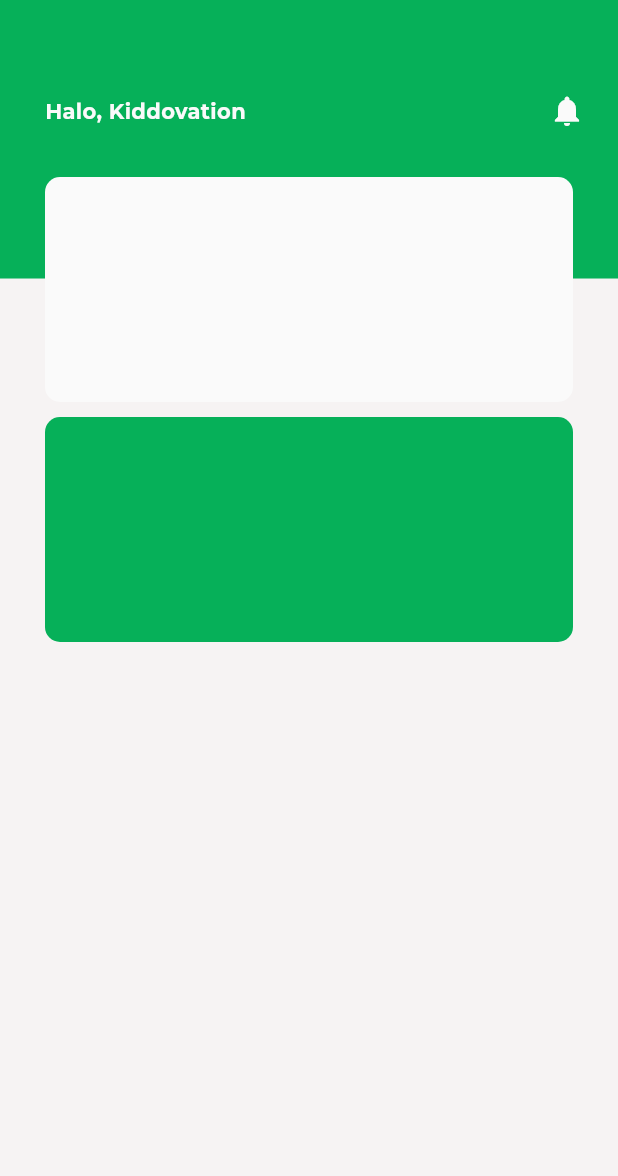
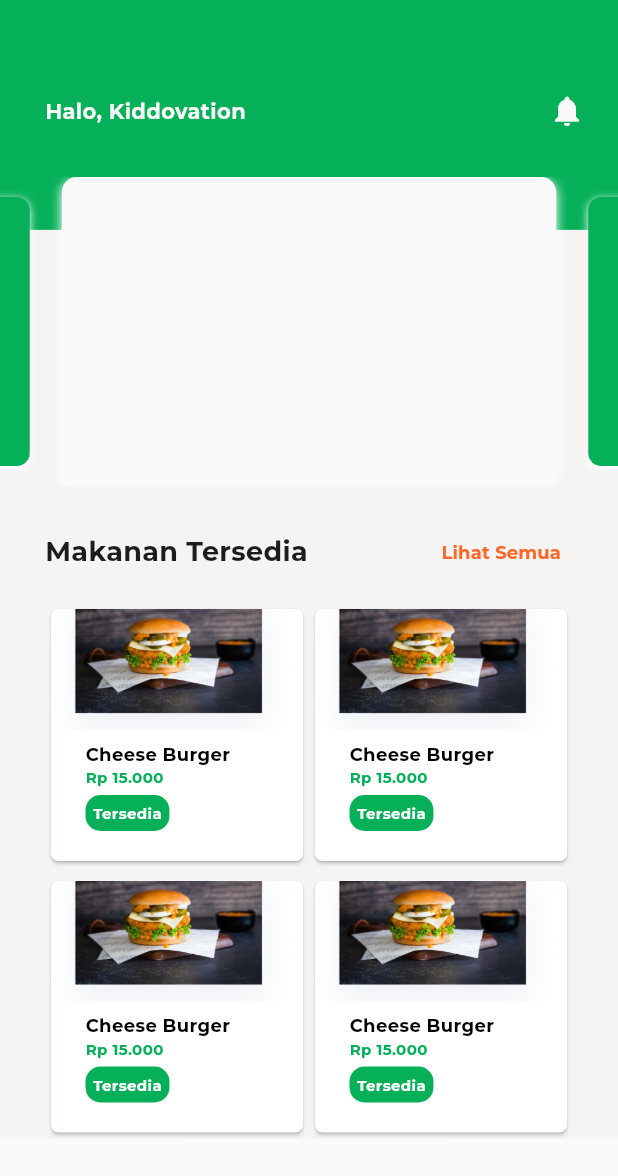
Before and after one commit to Trace2Treat/Application, a Flutter app: the DashboardPage screen opened directly, on a phone screen of 412 x 824 dp. Shown: the top 1176 px of the screen. Run offline on Flutter 3.47's test engine with Material 3 defaults, Android fonts, the light colour scheme and no system bars; drawn by our look-alikes of carousel_slider; our stand-ins replace connectivity_plus, google_fonts, lottie; missing offline and left inert: bottom_navigation_view.

Commit message:
update dashboard page

```diff
--- a/lib/pages/dashboard_page.dart
+++ b/lib/pages/dashboard_page.dart
@@ -1,4 +1,5 @@
 import 'package:flutter/material.dart';
+import 'package:carousel_slider/carousel_slider.dart';
 import '../theme/app_colors.dart';
 
 class DashboardPage extends StatefulWidget {
@@ -12,14 +13,10 @@ class _DashboardPageState extends State<DashboardPage> {
   String name = 'Kiddovation';
 
   @override
-  void initState() {
-    super.initState();
-  }
-
-  @override
   Widget build(BuildContext context) {
     return Scaffold(
-      body: Container(
+      body: SingleChildScrollView(
+        child: Container(
           width: double.infinity,
           decoration: BoxDecoration(
             image: DecorationImage(
@@ -27,11 +24,11 @@ class _DashboardPageState extends State<DashboardPage> {
               fit: BoxFit.cover,
             ),
           ),
-            child: Padding(
-              padding: const EdgeInsets.only(left: 30, right: 10, top: 50, bottom: 20),
           child: Column(
               children: [
-                  Row(
+                Padding(
+                  padding: EdgeInsets.only(left: 30, right: 10, top: 50),
+                  child: Row(
                     mainAxisAlignment: MainAxisAlignment.start,
                     children: [
                       Text(
@@ -54,33 +51,132 @@ class _DashboardPageState extends State<DashboardPage> {
                       ),
                     ],
                   ),
+                ),
                 const SizedBox(height: 20),
-                  Container(
-                    height: 150,
-                    margin: const EdgeInsets.only(right: 20),
-                    width: double.infinity,
-                    decoration: BoxDecoration(
-                      color: AppColors.white,
-                      borderRadius: BorderRadius.circular(10),
+                CarouselSlider(
+                  options: CarouselOptions(
+                    autoPlay: true,
+                    aspectRatio: 2.0,
+                    enlargeCenterPage: true,
                   ),
-                    child: Text(''),
+                  items: [
+                    buildContainer(AppColors.white),
+                    buildContainer(AppColors.primary),
+                    buildContainer(AppColors.white),
+                    buildContainer(AppColors.primary),
+                    buildContainer(AppColors.white),
+                    buildContainer(AppColors.primary),
+                  ],
+                ),
+                const SizedBox(height: 20),
+                Padding(
+                  padding: const EdgeInsets.symmetric(horizontal: 30),
+                  child: Column(
+                    children: [
+                      Row(
+                        mainAxisAlignment: MainAxisAlignment.spaceBetween,
+                        children: [
+                          Text('Makanan Tersedia', style: TextStyle(fontSize: 18, fontWeight: FontWeight.bold)),
+                          TextButton(onPressed: (){}, child: Text('Lihat Semua', style: TextStyle(fontSize: 12, fontWeight: FontWeight.bold, color: AppColors.secondary)))
+                        ]
                       ),
                       const SizedBox(height: 10),
+                      GridView.builder(
+                        physics: NeverScrollableScrollPhysics(),
+                        shrinkWrap: true,
+                        gridDelegate: const SliverGridDelegateWithFixedCrossAxisCount(
+                          crossAxisCount: 2,
+                          mainAxisSpacing: 5,
+                        ),
+                        itemCount: 4,
+                        itemBuilder: (context, index) {
+                          return Card(
+                            shape: RoundedRectangleBorder(
+                              borderRadius: BorderRadius.circular(5),
+                            ),
+                            child: Column(
+                              crossAxisAlignment: CrossAxisAlignment.stretch,
+                              children: [
+                                Image.asset(
+                                  'assets/defaultmakanan.png',
+                                  fit: BoxFit.cover,
+                                  width: double.infinity,
+                                  height: 80,
+                                ),
+                                const SizedBox(height: 8),
+                                Padding(
+                                  padding: const EdgeInsets.symmetric(horizontal: 23),
+                                  child: Column(
+                                    crossAxisAlignment: CrossAxisAlignment.start,
+                                    children: [
+                                      Text(
+                                        'Cheese Burger',
+                                        style: TextStyle(
+                                          color: Colors.black,
+                                          fontSize: 12,
+                                          fontWeight: FontWeight.bold,
+                                        ),
+                                      ),
+                                      Text(
+                                        'Rp 15.000',
+                                        style: TextStyle(
+                                          color: AppColors.primary,
+                                          fontSize: 10,
+                                          fontWeight: FontWeight.bold
+                                        ),
+                                      ),
                                       Container(
-                    height: 150,
-                    margin: const EdgeInsets.only(right: 20),
-                    width: double.infinity,
+                                        padding: EdgeInsets.all(5),
+                                        margin: EdgeInsets.symmetric(vertical: 5),
                                         decoration: BoxDecoration(
                                           color: AppColors.primary,
                                           borderRadius: BorderRadius.circular(10),
                                         ),
-                    child: Text(''),
+                                        child: Text(
+                                          'Tersedia',
+                                          style: TextStyle(
+                                            color: Colors.white,
+                                            fontSize: 10,
+                                            fontWeight: FontWeight.bold,
                                           ),
-
+                                        ),
+                                      ),
+                                    ],
+                                  ),
+                                ),
+                              ],
+                            ),
+                          );
+                        },
+                      ),
+                    ],
+                  )
+                )
               ],
             ),
         ),
       ),
     );
   }
+
+  Widget buildContainer(Color color) {
+    return Container(
+      height: 150,
+      width: double.infinity,
+      decoration: BoxDecoration(
+        color: color,
+        borderRadius: BorderRadius.circular(10),
+        boxShadow: const [
+          BoxShadow(
+            color: Colors.white,
+            blurRadius: 5,
+            offset: Offset(0, 2),
+          ),
+        ],
+      ),
+      child: Center(
+        child: Text(''),
+      ),
+    );
   }
+}
--- a/lib/pages/home_page.dart
+++ b/lib/pages/home_page.dart
@@ -1,10 +1,10 @@
 import 'package:flutter/material.dart';
 import 'package:bottom_navigation_view/bottom_navigation_view.dart';
-import '../theme/app_colors.dart';
 import 'dashboard_page.dart';
 // import 'search_page.dart';
 // import 'favorite_page.dart';
 // import 'profile_page.dart';
+import '../theme/app_colors.dart';
 
 class HomePage extends StatefulWidget {
   const HomePage({Key? key}) : super(key: key);
@@ -66,10 +66,26 @@ class _HomePageState extends State<HomePage> with SingleTickerProviderStateMixin
               },
               type: BottomNavigationBarType.fixed,
               items: const [
-                BottomNavigationBarItem(label: 'Home', icon: Icon(Icons.home_outlined, color: AppColors.primary)),
-                BottomNavigationBarItem(label: 'Search', icon: Icon(Icons.search, color: AppColors.primary)),
-                BottomNavigationBarItem(label: 'Favorite', icon: Icon(Icons.favorite_border_outlined, color: AppColors.primary)),
-                BottomNavigationBarItem(label: 'Profile', icon: Icon(Icons.person_2_outlined, color: AppColors.primary)),
+                BottomNavigationBarItem(
+                  label: 'Home',
+                  icon: Icon(Icons.home_outlined, color: AppColors.primary),
+                  activeIcon: Icon(Icons.home, color: AppColors.primary)
+                ),
+                BottomNavigationBarItem(
+                  label: 'Search',
+                  icon: Icon(Icons.search, color: AppColors.primary),
+                  activeIcon: Icon(Icons.search, color: AppColors.primary)
+                ),
+                BottomNavigationBarItem(
+                  label: 'Favorite',
+                  icon: Icon(Icons.favorite_border_outlined, color: AppColors.primary),
+                  activeIcon: Icon(Icons.favorite, color: AppColors.primary),
+                ),
+                BottomNavigationBarItem(
+                  label: 'Profile',
+                  icon: Icon(Icons.person_2_outlined, color: AppColors.primary),
+                  activeIcon: Icon(Icons.person, color: AppColors.primary),
+                ),
               ],
             );
           },
--- a/pubspec.yaml
+++ b/pubspec.yaml
@@ -16,6 +16,7 @@ dependencies:
   lottie: ^2.7.0
   connectivity_plus: ^5.0.2
   bottom_navigation_view: ^0.3.0
+  carousel_slider: ^4.2.1
 
 dev_dependencies:
   flutter_test:
```
Also changed, not shown: assets/defaultmakanan.png (added), assets/makanan.png (added), pubspec.lock. Lines whose indentation alone changed are shown as unchanged.
